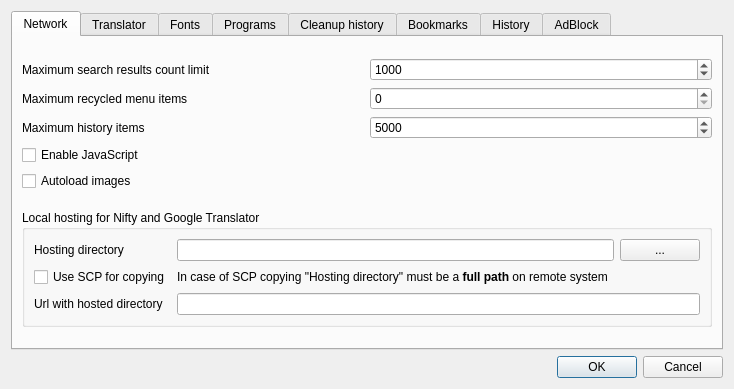
First picture: the form in settingsdlg.ui, repository kernel1024/jpreader, before the edit.
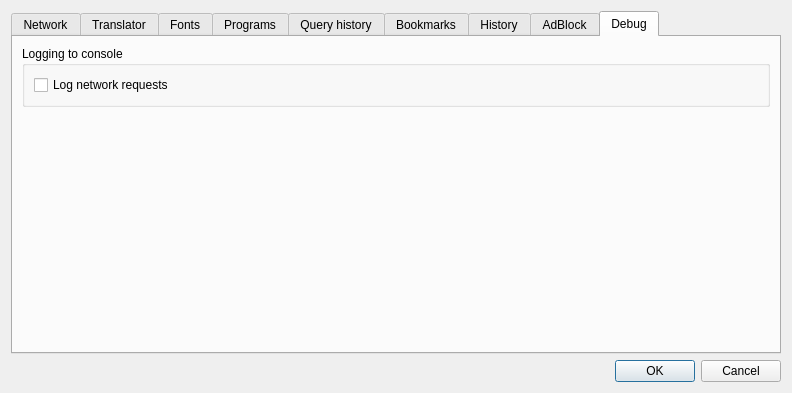
Second picture: the form after the edit. The open tabs and pages were chosen to show the change. Custom widgets are drawn as their Qt base class.

Commit message: Debugging features in settings, network requests logging to console.

Patch:
```diff
--- a/settingsdlg.ui
+++ b/settingsdlg.ui
@@ -6,8 +6,8 @@
    <rect>
     <x>0</x>
     <y>0</y>
-    <width>734</width>
-    <height>389</height>
+    <width>792</width>
+    <height>393</height>
    </rect>
   </property>
   <property name="windowTitle">
@@ -23,7 +23,7 @@
       <attribute name="title">
        <string>Network</string>
       </attribute>
-      <layout class="QVBoxLayout" name="verticalLayout_4">
+      <layout class="QVBoxLayout" name="verticalLayout_13">
        <item>
         <spacer name="verticalSpacer_5">
          <property name="orientation">
@@ -109,6 +109,10 @@
         </layout>
        </item>
        <item>
+        <layout class="QHBoxLayout" name="horizontalLayout_17">
+         <item>
+          <layout class="QVBoxLayout" name="verticalLayout_4">
+           <item>
         <widget class="QCheckBox" name="checkJS">
          <property name="text">
           <string>Enable JavaScript</string>
@@ -122,6 +126,30 @@
          </property>
         </widget>
        </item>
+          </layout>
+         </item>
+         <item>
+          <spacer name="horizontalSpacer_6">
+           <property name="orientation">
+            <enum>Qt::Horizontal</enum>
+           </property>
+           <property name="sizeHint" stdset="0">
+            <size>
+             <width>40</width>
+             <height>20</height>
+            </size>
+           </property>
+          </spacer>
+         </item>
+         <item>
+          <widget class="QPushButton" name="buttonClearCookies">
+           <property name="text">
+            <string>Clear all cookies</string>
+           </property>
+          </widget>
+         </item>
+        </layout>
+       </item>
        <item>
         <spacer name="verticalSpacer_8">
          <property name="orientation">
@@ -745,7 +773,7 @@
      </widget>
      <widget class="QWidget" name="tab">
       <attribute name="title">
-       <string>Cleanup history</string>
+       <string>Query history</string>
       </attribute>
       <layout class="QVBoxLayout" name="verticalLayout_3">
        <item>
@@ -937,6 +965,42 @@
        </item>
       </layout>
      </widget>
+     <widget class="QWidget" name="tab_8">
+      <attribute name="title">
+       <string>Debug</string>
+      </attribute>
+      <layout class="QVBoxLayout" name="verticalLayout_15">
+       <item>
+        <widget class="QGroupBox" name="groupBox_6">
+         <property name="title">
+          <string>Logging to console</string>
+         </property>
+         <layout class="QVBoxLayout" name="verticalLayout_14">
+          <item>
+           <widget class="QCheckBox" name="checkLogNetworkRequests">
+            <property name="text">
+             <string>Log network requests</string>
+            </property>
+           </widget>
+          </item>
+         </layout>
+        </widget>
+       </item>
+       <item>
+        <spacer name="verticalSpacer_12">
+         <property name="orientation">
+          <enum>Qt::Vertical</enum>
+         </property>
+         <property name="sizeHint" stdset="0">
+          <size>
+           <width>20</width>
+           <height>225</height>
+          </size>
+         </property>
+        </spacer>
+       </item>
+      </layout>
+     </widget>
     </widget>
    </item>
    <item>
```
Left out of the diff: 18 changed lines with no effect on the pictures. Lines whose indentation alone changed are shown as unchanged. The commit also changes 5 other files.
